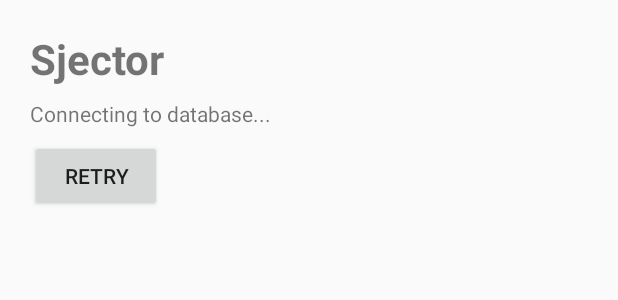
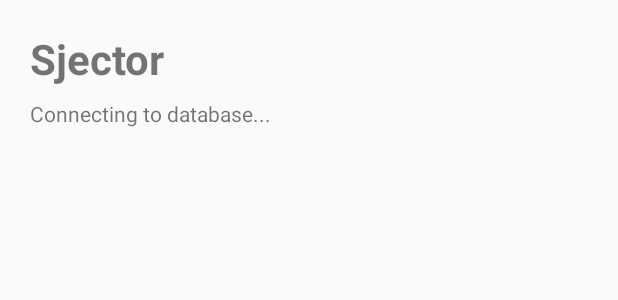
Before and after one commit to raiprajwal685-beep/MLBB-Skin-Manager, an Android app: the layout activity_main.xml on its own in the app's theme, with its tools: preview values and no code run, on a phone screen of 412 x 824 dp. Shown: the top 300 px of the screen. Run offline under Robolectric (Android 15) with nearby library versions, the phone set to English and light mode, and no system bars.

Commit message:
Add catalogue loading and retry controls

```diff
--- a/app/src/main/res/layout/activity_main.xml
+++ b/app/src/main/res/layout/activity_main.xml
@@ -25,7 +25,8 @@
         android:layout_width="wrap_content"
         android:layout_height="wrap_content"
         android:layout_marginTop="8dp"
-        android:text="Retry" />
+        android:text="Retry"
+        android:visibility="gone" />
 
     <androidx.recyclerview.widget.RecyclerView
         android:id="@+id/skin_list"
```
